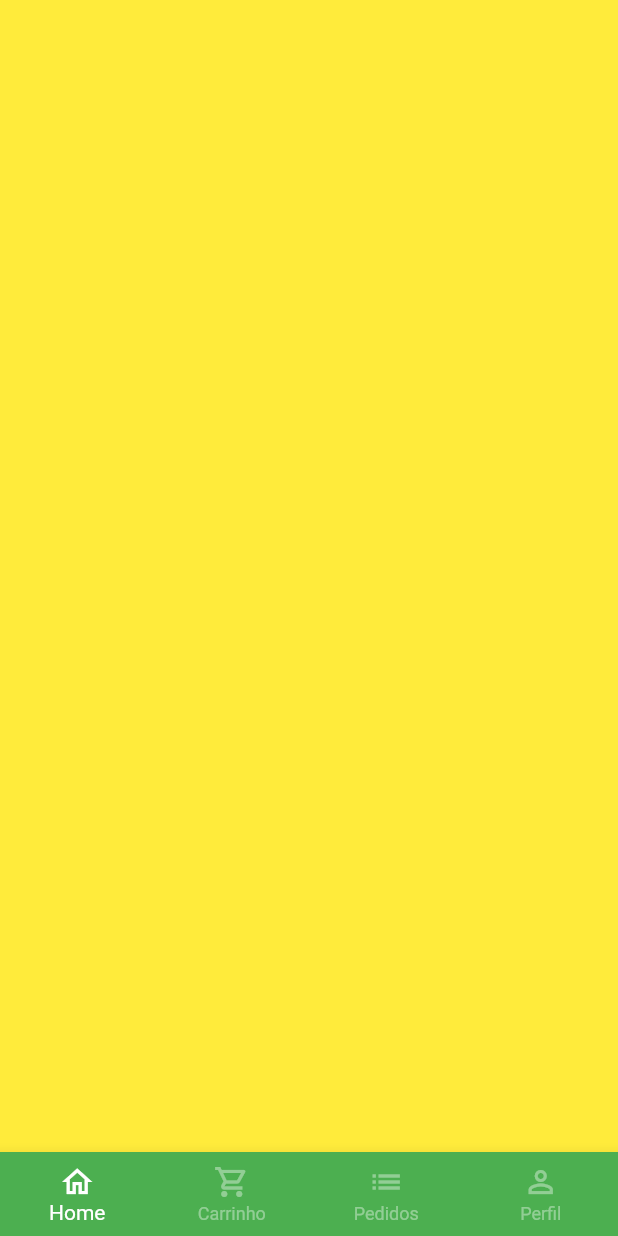
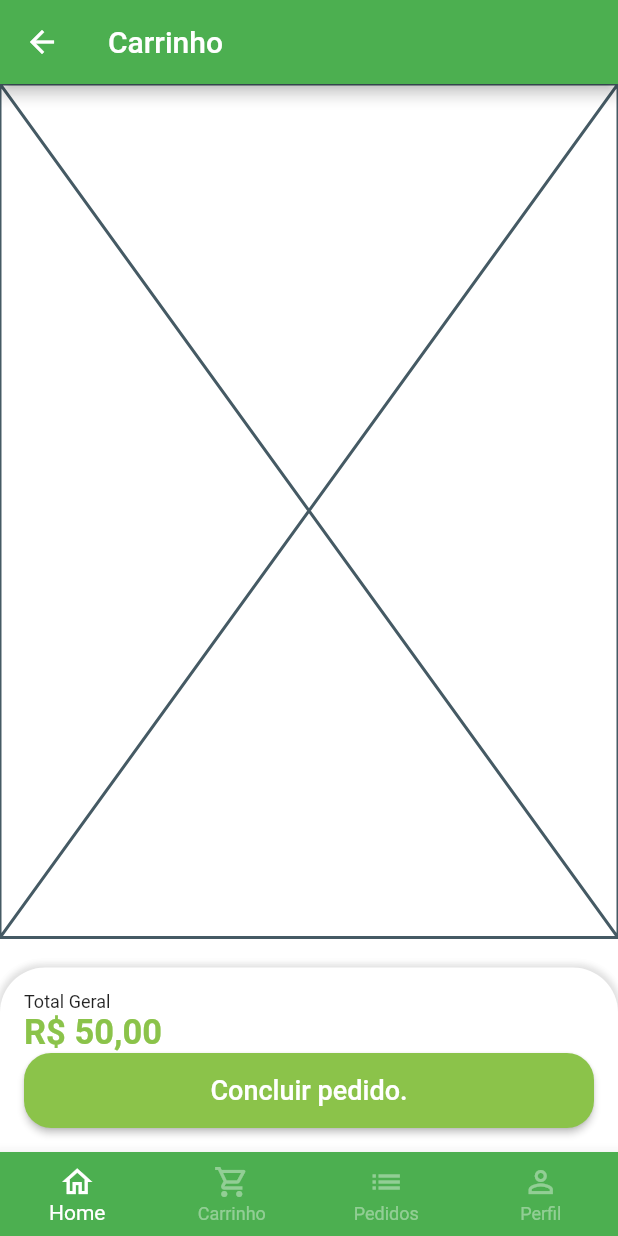
Before and after one commit to RenatoRosaFranco/fruit-ecommerce-app, a Flutter app: the BaseScreen screen opened directly, swiped to page 2, on a phone screen of 412 x 824 dp. Run offline on Flutter 3.47's test engine with Material 2 defaults, Android fonts, the phone set to English and light mode, and no system bars; our stand-ins replace animated_text_kit, mask_text_input_formatter.

Commit message:
Adicionando total e confirmação de pedidos

```diff
--- a/lib/src/pages/base/base_screen.dart
+++ b/lib/src/pages/base/base_screen.dart
@@ -1,6 +1,7 @@
 // frozen_string_literal: true
 
 import 'package:flutter/material.dart';
+import 'package:untitled4/src/pages/cart/cart_tab.dart';
 import 'package:untitled4/src/pages/home/home_tab.dart';
 import 'package:untitled4/src/pages/profile/profile_tab.dart';
 
@@ -24,7 +25,7 @@ class _BaseScreenState extends State<BaseScreen> {
           controller: pageController,
           children: [
             const HomeTab(),
-            Container(color: Colors.yellow),
+            const CartTab(),
             Container(color: Colors.blue),
             const ProfileTab()
           ],
--- /dev/null
+++ b/lib/src/pages/cart/cart_tab.dart
@@ -0,0 +1,70 @@
+// frozen_string_literal: true
+
+import 'package:flutter/material.dart';
+import 'package:untitled4/src/config/custom_colors.dart';
+import 'package:untitled4/src/services/utils_services.dart';
+
+class CartTab extends StatefulWidget {
+  const CartTab({Key? key}) : super(key: key);
+
+  @override
+  State<CartTab> createState() => _CartTabState();
+}
+
+class _CartTabState extends State<CartTab> {
+  UtilsServices utilsServices = UtilsServices();
+
+  @override
+  Widget build(BuildContext context) {
+    return Scaffold(
+      appBar: AppBar(
+        backgroundColor: Colors.green,
+        title: Text('Carrinho'),
+      ),
+      body: Column(
+        children: [
+          Expanded(child: Placeholder()),
+          const SizedBox(height: 20),
+          Container(
+              padding: const EdgeInsets.all(16),
+              decoration: BoxDecoration(
+                  color: Colors.white,
+                  borderRadius:
+                      const BorderRadius.vertical(top: Radius.circular(30)),
+                  boxShadow: [
+                    BoxShadow(
+                        color: Colors.grey.shade300,
+                        blurRadius: 3,
+                        spreadRadius: 2)
+                  ]),
+              child: Column(
+                crossAxisAlignment: CrossAxisAlignment.stretch,
+                children: [
+                  const Text('Total Geral', style: TextStyle(fontSize: 12)),
+                  Text(
+                    utilsServices.priceToCurrency(50.00),
+                    style: TextStyle(
+                        fontSize: 23,
+                        color: CustomColors.customSwatchColor,
+                        fontWeight: FontWeight.bold),
+                  ),
+                  SizedBox(
+                    height: 50,
+                    child: ElevatedButton(
+                        style: ElevatedButton.styleFrom(
+                            primary: CustomColors.customSwatchColor,
+                            shape: RoundedRectangleBorder(
+                                borderRadius: BorderRadius.circular(18))),
+                        onPressed: () {},
+                        child: const Text(
+                          'Concluir pedido.',
+                          style: TextStyle(fontSize: 18),
+                        )),
+                  )
+                ],
+              ))
+        ],
+      ),
+    );
+  }
+}
```
